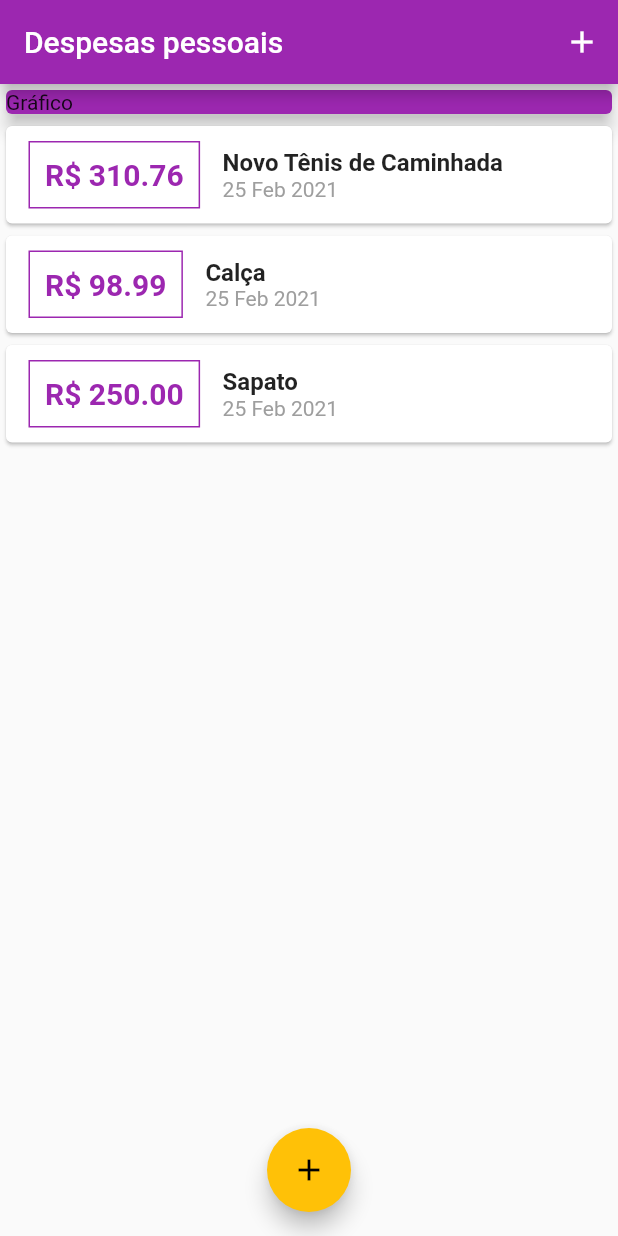
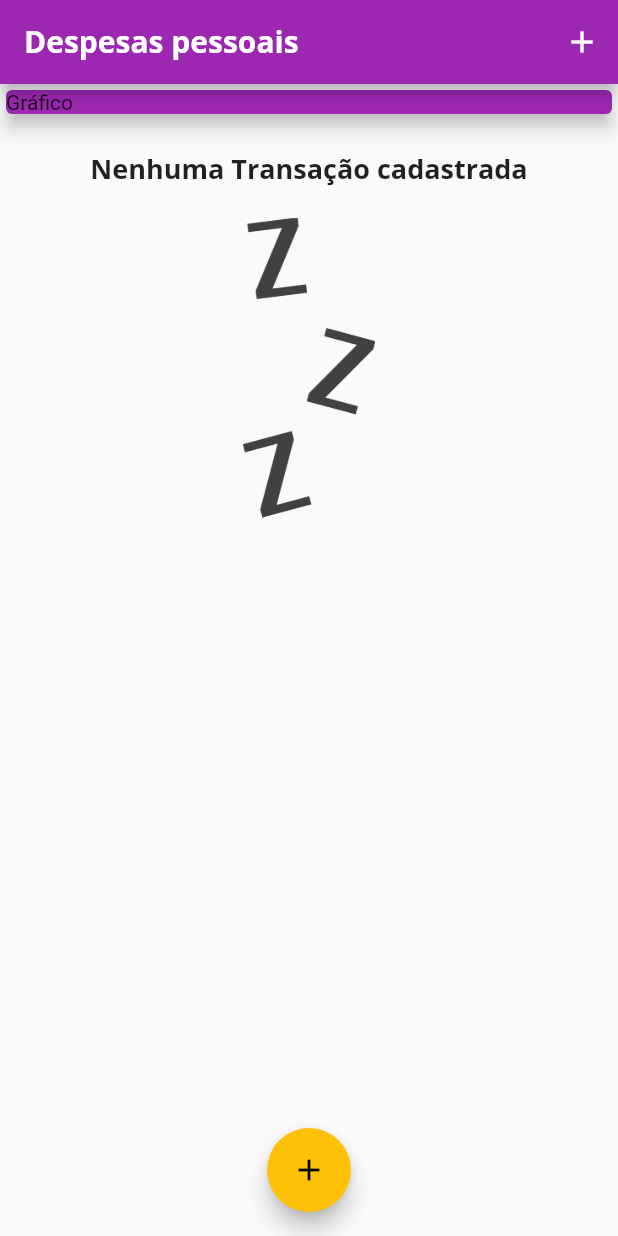
Before and after one commit to douglasabraga/expenses, a Flutter app: the screen it shows after launch, on a phone screen of 412 x 824 dp. Run offline on Flutter 3.47's test engine with Material 2 defaults, Android fonts, the phone set to English and light mode, and no system bars.

Commit message:
Adicionado font e imagem

```diff
--- a/lib/components/transaction_list.dart
+++ b/lib/components/transaction_list.dart
@@ -13,7 +13,25 @@ class TransactionList extends StatelessWidget {
   Widget build(BuildContext context) {
     return Container(
       height: 300,
-      child: ListView.builder(
+      child: transactions.isEmpty
+          ? Column(
+              children: [
+                SizedBox(height: 20),
+                Text(
+                  'Nenhuma Transação cadastrada',
+                  style: Theme.of(context).textTheme.headline6,
+                ),
+                SizedBox(height: 20),
+                Container(
+                  height: 200,
+                  child: Image.asset(
+                    'assets/images/waiting.png',
+                    fit: BoxFit.cover,
+                  ),
+                ),
+              ],
+            )
+          : ListView.builder(
               itemCount: transactions.length,
               itemBuilder: (ctx, index) {
                 final tr = transactions[index];
@@ -45,10 +63,11 @@ class TransactionList extends StatelessWidget {
                         children: [
                           Text(
                             tr.title,
-                      style: TextStyle(
-                        fontSize: 16,
-                        fontWeight: FontWeight.bold,
-                      ),
+                            style: Theme.of(context).textTheme.headline6,
+                            // style: TextStyle(
+                            //   fontSize: 16,
+                            //   fontWeight: FontWeight.bold,
+                            // ),
                           ),
                           Text(
                             DateFormat('d MMM y').format(tr.date),
--- a/lib/main.dart
+++ b/lib/main.dart
@@ -14,6 +14,22 @@ class ExpensesApp extends StatelessWidget {
       theme: ThemeData(
         primarySwatch: Colors.purple,
         accentColor: Colors.amber,
+        fontFamily: 'Quicksand',
+        textTheme: ThemeData.light().textTheme.copyWith(
+              headline6: TextStyle(
+                fontFamily: 'OpenSans',
+                fontSize: 18,
+                fontWeight: FontWeight.bold,
+              ),
+            ),
+        appBarTheme: AppBarTheme(
+          textTheme: ThemeData.light().textTheme.copyWith(
+                  headline6: TextStyle(
+                fontFamily: 'OpenSans',
+                fontSize: 20,
+                fontWeight: FontWeight.bold,
+              )),
+        ),
       ),
     );
   }
@@ -25,25 +41,25 @@ class MyHomePage extends StatefulWidget {
 }
 
 class _MyHomePageState extends State<MyHomePage> {
-  final _transactions = [
-    Transaction(
-      id: 't1',
-      title: 'Novo Tênis de Caminhada',
-      value: 310.76,
-      date: DateTime.now(),
-    ),
-    Transaction(
-      id: 't2',
-      title: 'Calça',
-      value: 98.99,
-      date: DateTime.now(),
-    ),
-    Transaction(
-      id: 't3',
-      title: 'Sapato',
-      value: 250,
-      date: DateTime.now(),
-    ),
+  final List<Transaction> _transactions = [
+    // Transaction(
+    //   id: 't1',
+    //   title: 'Novo Tênis de Caminhada',
+    //   value: 310.76,
+    //   date: DateTime.now(),
+    // ),
+    // Transaction(
+    //   id: 't2',
+    //   title: 'Calça',
+    //   value: 98.99,
+    //   date: DateTime.now(),
+    // ),
+    // Transaction(
+    //   id: 't3',
+    //   title: 'Sapato',
+    //   value: 250,
+    //   date: DateTime.now(),
+    // ),
   ];
 
   _addTransaction(String title, double value) {
```
Also changed, not shown: pubspec.yaml (+14 -9 lines), assets/fonts/OpenSans-Bold.ttf (added), assets/fonts/OpenSans-Regular.ttf (added), assets/fonts/Quicksand-Bold.ttf (added), assets/fonts/Quicksand-Light.ttf (added), assets/fonts/Quicksand-Medium.ttf (added), assets/fonts/Quicksand-Regular.ttf (added), assets/images/waiting.png (added). Lines whose indentation alone changed are shown as unchanged.
